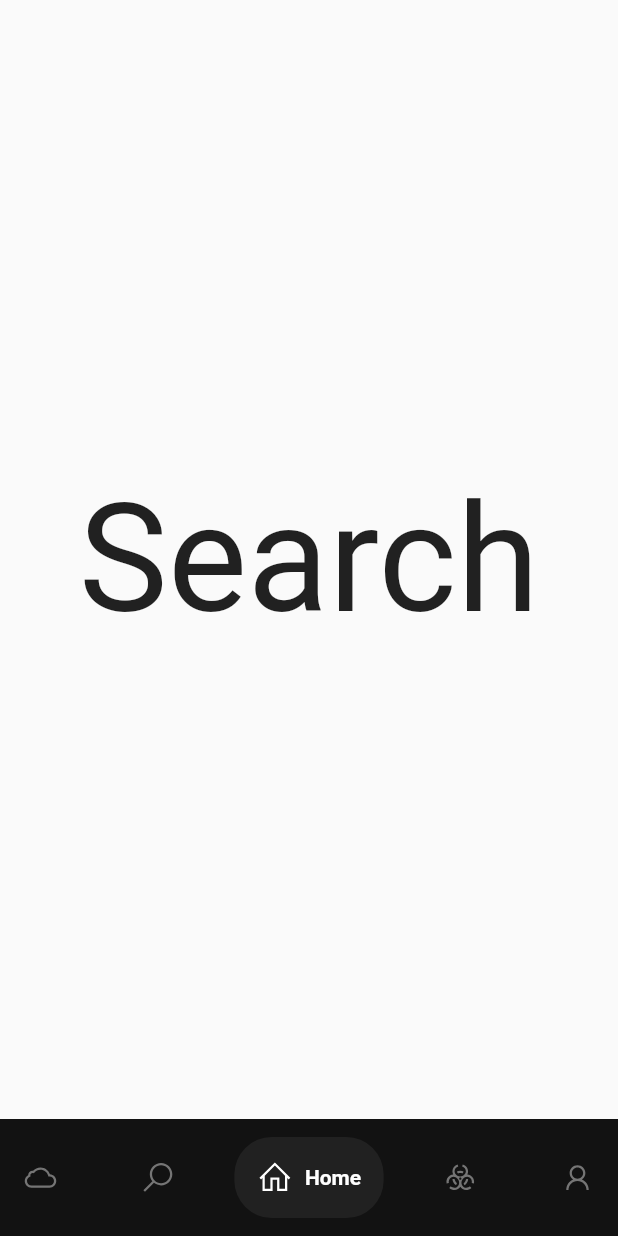
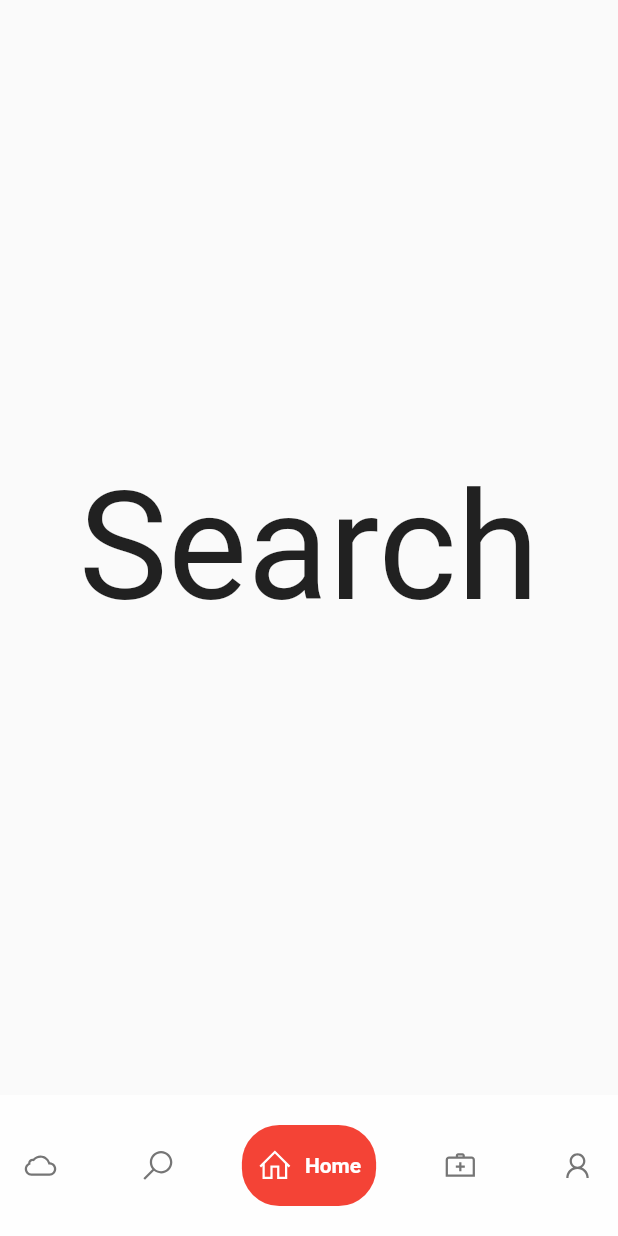
Before and after one commit to kdjamespro/newspeek, a Flutter app: the screen it shows after launch, swiped to page 2, on a phone screen of 412 x 824 dp. Run offline on Flutter 3.47's test engine with Material 2 defaults, Android fonts, the phone set to English and light mode, and no system bars; drawn by our look-alikes of google_nav_bar; our stand-ins replace cached_network_image, carousel_slider, google_fonts, line_icons, smooth_page_indicator; missing offline and left inert: flutter_inappwebview; network calls fail.

Commit message:
Re-adjusted Nav Bar

```diff
--- a/lib/main.dart
+++ b/lib/main.dart
@@ -72,12 +72,12 @@ class _MyAppState extends State<MyApp> {
         bottomNavigationBar: GNav(
           color: Colors.grey[600],
           tabBackgroundColor: Colors.grey.shade900,
-          backgroundColor: const Color(0xff121212),
+          backgroundColor: Colors.white70,
           activeColor: Colors.white,
           tabBorderRadius: 25,
           //          tabActiveBorder: Border.all(color: Colors.black, width: 1),
-          tabMargin: EdgeInsets.symmetric(vertical: 12.0),
-          padding: EdgeInsets.symmetric(horizontal: 15, vertical: 15),
+          tabMargin: EdgeInsets.symmetric(vertical: 20.0, horizontal: 5.0),
+          padding: EdgeInsets.symmetric(horizontal: 10, vertical: 15),
           iconSize: 24,
           gap: 8,
           curve: Curves.easeInSine,
@@ -87,22 +87,27 @@ class _MyAppState extends State<MyApp> {
             GButton(
               icon: LineIcons.cloud,
               text: 'Weather',
+              backgroundColor: Colors.blueAccent,
             ),
             GButton(
               icon: LineIcons.search,
               text: 'Search',
+              backgroundColor: Colors.green,
             ),
             GButton(
               icon: LineIcons.home,
               text: 'Home',
+              backgroundColor: Colors.red,
             ),
             GButton(
-              icon: LineIcons.biohazard,
+              icon: LineIcons.firstAid,
               text: 'Covid',
+              backgroundColor: Colors.pinkAccent,
             ),
             GButton(
               icon: LineIcons.user,
               text: 'User',
+              backgroundColor: Colors.deepPurpleAccent,
             ),
           ],
           onTabChange: _onItemTapped,
--- a/lib/screens/weather/currentWeather.dart
+++ b/lib/screens/weather/currentWeather.dart
@@ -29,7 +29,6 @@ class _CurrentWeatherPageState extends State<CurrentWeatherPage> {
   @override
   Widget build(BuildContext context) {
     return Scaffold(
-        backgroundColor: Colors.grey[100],
         body:
         ListView(
             children: <Widget>[
```
